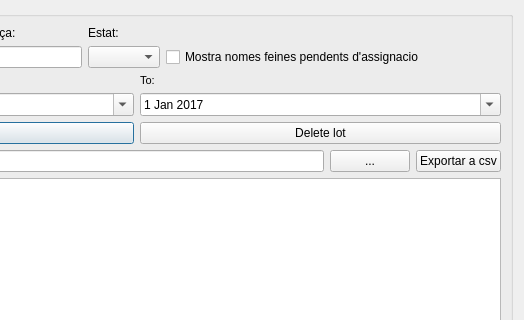
Giswater/giswater_qgis_plugin, file ui/lot_management.ui: the form before one commit; both pictures show x 251 to 775 and y 0 to 320 of the 775 by 669 pixel window.
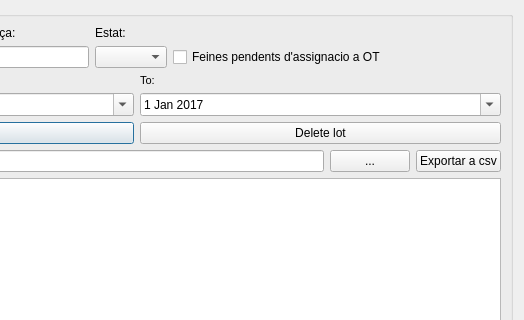
The form after the commit.

```diff
--- a/ui/lot_management.ui
+++ b/ui/lot_management.ui
@@ -72,7 +72,7 @@
         <item row="1" column="4">
          <widget class="QCheckBox" name="chk_assignacio">
           <property name="text">
-           <string>Mostra nomes feines pendents d'assignacio</string>
+           <string>Feines pendents d'assignacio a OT</string>
           </property>
          </widget>
         </item>
```
